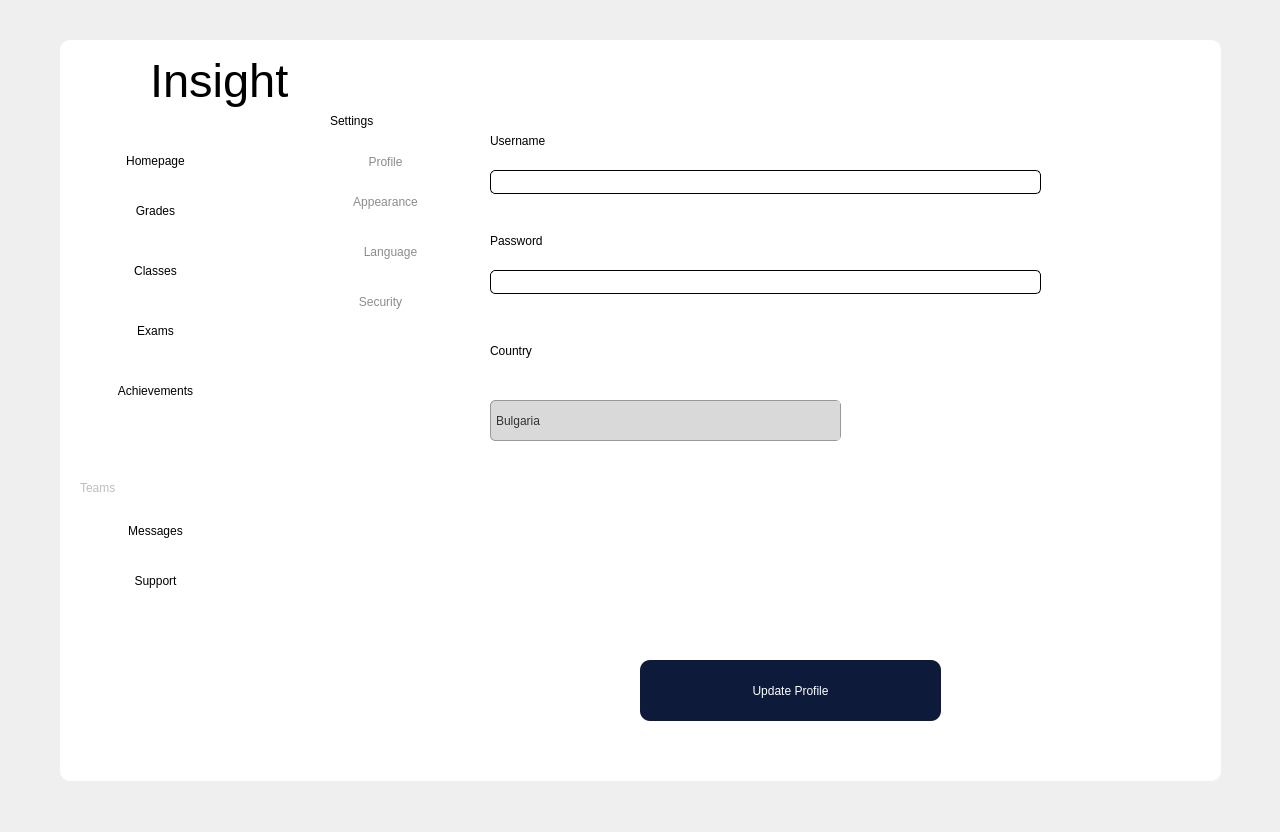
Above: mainwindow.ui from codingburgas/school-project-assignment-insight before the change. Below: the same form after it.
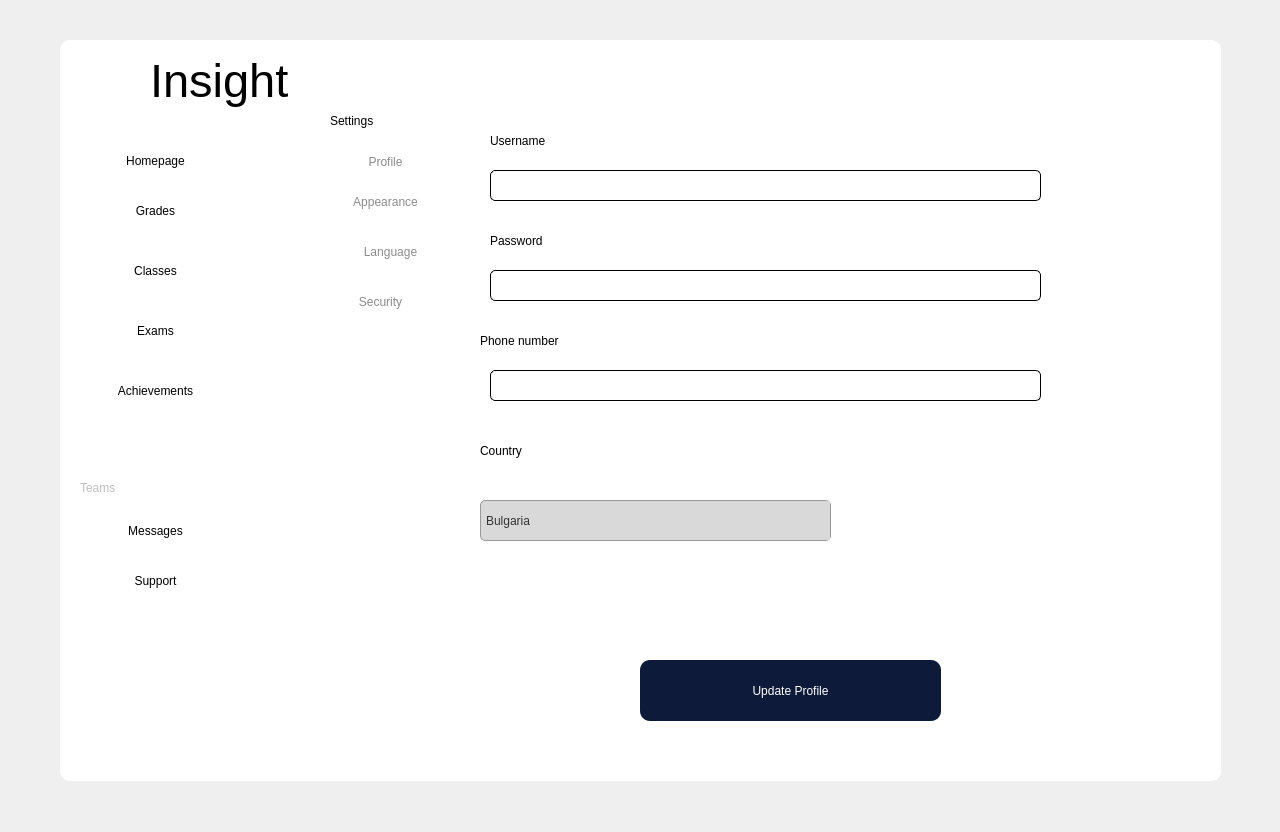
That is the form after the change. The open tabs and pages were chosen to show the change. Icons and pictures are not drawn.

Commit message: Take info from database and populate settings

The edit to the form file:
```diff
--- a/mainwindow.ui
+++ b/mainwindow.ui
@@ -5220,7 +5220,7 @@
           <x>40</x>
           <y>70</y>
           <width>551</width>
-          <height>24</height>
+          <height>31</height>
          </rect>
         </property>
         <property name="styleSheet">
@@ -5236,7 +5236,7 @@
          <rect>
           <x>40</x>
           <y>20</y>
-          <width>131</width>
+          <width>551</width>
           <height>41</height>
          </rect>
         </property>
@@ -5254,7 +5254,7 @@
          <rect>
           <x>40</x>
           <y>120</y>
-          <width>131</width>
+          <width>551</width>
           <height>41</height>
          </rect>
         </property>
@@ -5276,7 +5276,7 @@
           <x>40</x>
           <y>170</y>
           <width>551</width>
-          <height>24</height>
+          <height>31</height>
          </rect>
         </property>
         <property name="styleSheet">
@@ -5293,9 +5293,9 @@
        <widget class="QLabel" name="country_LA">
         <property name="geometry">
          <rect>
-          <x>40</x>
-          <y>230</y>
-          <width>131</width>
+          <x>30</x>
+          <y>330</y>
+          <width>371</width>
           <height>41</height>
          </rect>
         </property>
@@ -5311,8 +5311,8 @@
        <widget class="QComboBox" name="country_CB">
         <property name="geometry">
          <rect>
-          <x>40</x>
-          <y>300</y>
+          <x>30</x>
+          <y>400</y>
           <width>351</width>
           <height>41</height>
          </rect>
@@ -5352,6 +5352,47 @@
          </property>
         </item>
        </widget>
+       <widget class="QLabel" name="phoneNumber_LA">
+        <property name="geometry">
+         <rect>
+          <x>30</x>
+          <y>220</y>
+          <width>561</width>
+          <height>41</height>
+         </rect>
+        </property>
+        <property name="styleSheet">
+         <string notr="true">color:black;
+font: 16pt &quot;Segoe UI&quot;;
+background-color:transparent;</string>
+        </property>
+        <property name="text">
+         <string>Phone number</string>
+        </property>
+       </widget>
+       <widget class="QLineEdit" name="phoneNumber_LE">
+        <property name="enabled">
+         <bool>false</bool>
+        </property>
+        <property name="geometry">
+         <rect>
+          <x>40</x>
+          <y>270</y>
+          <width>551</width>
+          <height>31</height>
+         </rect>
+        </property>
+        <property name="styleSheet">
+         <string notr="true">border: 1px solid black;
+border-radius:5px;</string>
+        </property>
+        <property name="text">
+         <string/>
+        </property>
+        <property name="echoMode">
+         <enum>QLineEdit::Password</enum>
+        </property>
+       </widget>
       </widget>
      </widget>
      <widget class="QPushButton" name="profile_PB">
```
The commit also changes 2 other files.
